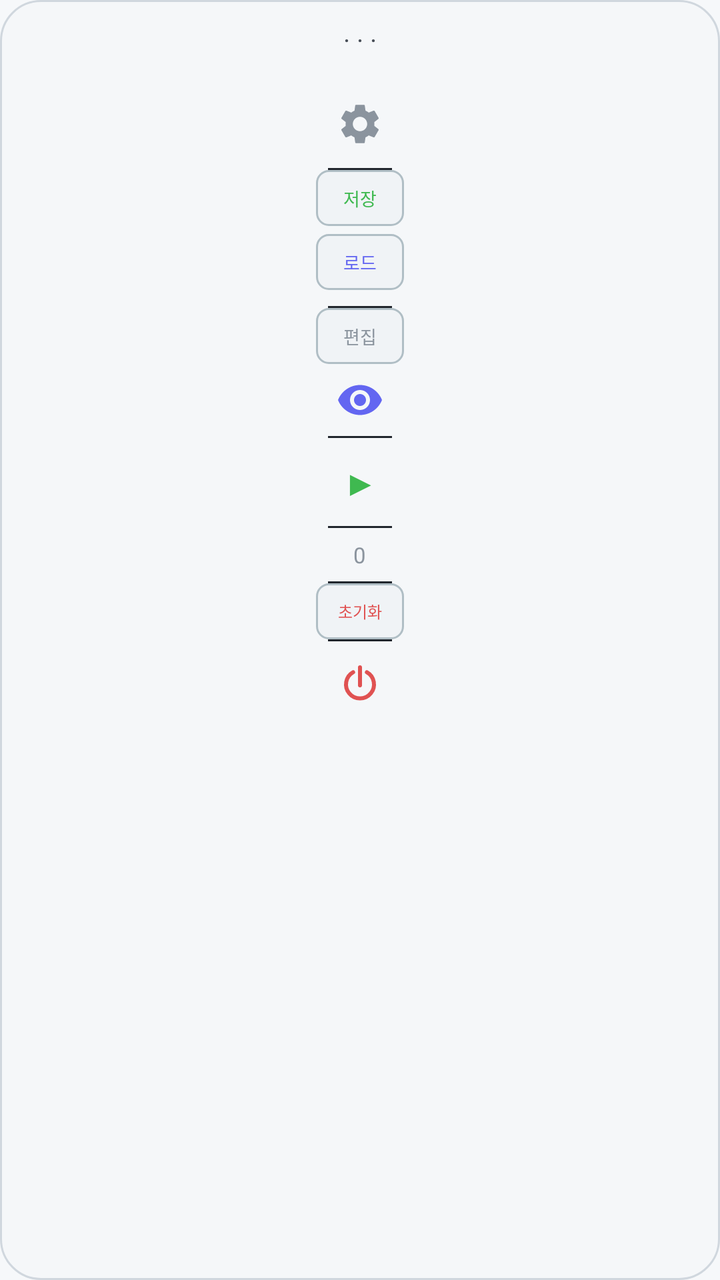
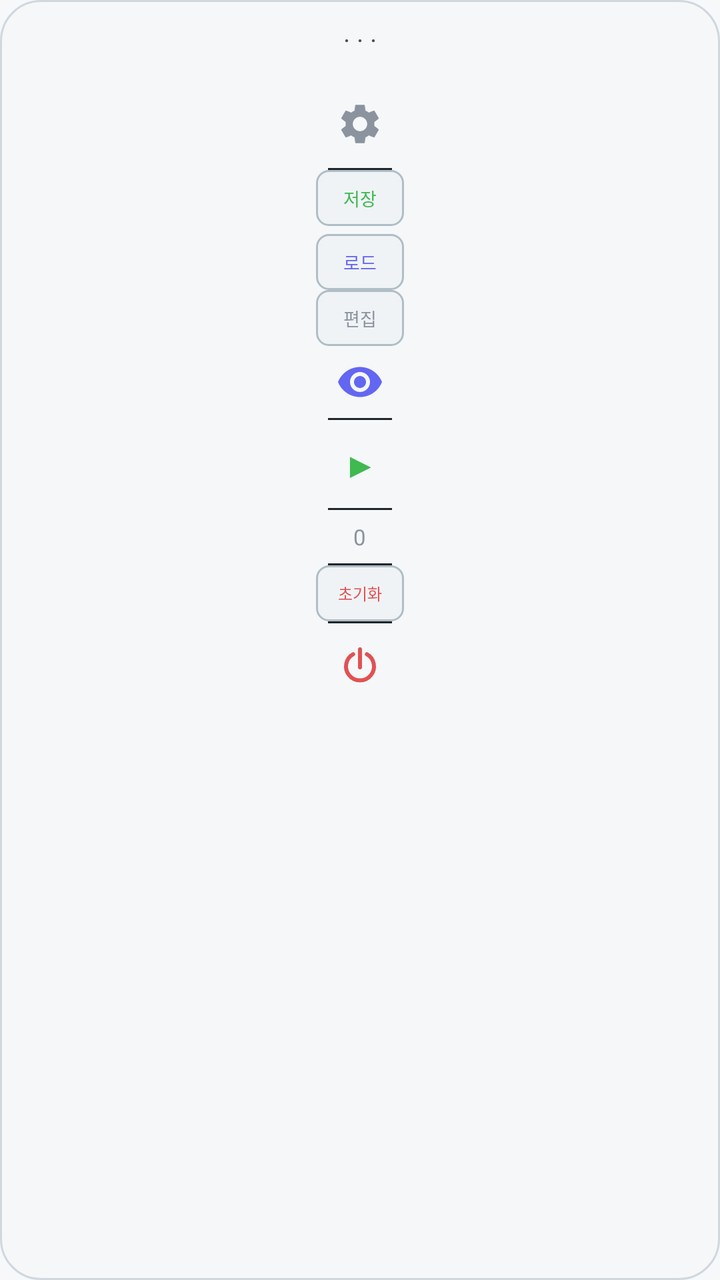

Screens rendered from an Android XML layout before and after an edit, with the pre-edit source and the edit as a unified diff.
<!-- AndroidManifest.xml: application theme Theme.AutoClicker -->
<!-- res/layout/overlay_control.xml -->
<?xml version="1.0" encoding="utf-8"?>
<LinearLayout xmlns:android="http://schemas.android.com/apk/res/android"
    android:layout_width="52dp"
    android:layout_height="wrap_content"
    android:orientation="vertical"
    android:background="@drawable/bg_overlay_panel"
    android:gravity="center_horizontal">

    
    <TextView
        android:id="@+id/overlayDragHandle"
        android:layout_width="match_parent"
        android:layout_height="40dp"
        android:gravity="center"
        android:text="· · ·"
        android:textColor="#484F58"
        android:textSize="13sp"
        android:paddingTop="8dp"
        android:paddingBottom="8dp" />

    
    <LinearLayout
        android:id="@+id/layoutCollapsibleTop"
        android:layout_width="match_parent"
        android:layout_height="wrap_content"
        android:orientation="vertical"
        android:gravity="center_horizontal">

        
        <ImageButton
            android:id="@+id/btnOverlaySettings"
            android:layout_width="44dp"
            android:layout_height="44dp"
            android:background="@android:color/transparent"
            android:src="@drawable/ic_settings"
            android:tint="#8B949E"
            android:contentDescription="설정" />

        <View
            android:layout_width="32dp"
            android:layout_height="1dp"
            android:background="#21262D" />

        
        <Button
            android:id="@+id/btnOverlaySaveProfile"
            android:layout_width="44dp"
            android:layout_height="28dp"
            android:text="저장"
            android:textSize="9sp"
            android:textColor="#3FB950"
            android:background="@drawable/bg_edit_mode_off"
            android:padding="0dp"
            android:stateListAnimator="@null" />

        
        <Button
            android:id="@+id/btnOverlayLoadProfile"
            android:layout_width="44dp"
            android:layout_height="28dp"
            android:text="로드"
            android:textSize="9sp"
            android:textColor="#6366F1"
            android:background="@drawable/bg_edit_mode_off"
            android:padding="0dp"
            android:layout_marginTop="4dp"
            android:stateListAnimator="@null" />

        
        <LinearLayout
            android:id="@+id/layoutProfileQuick"
            android:layout_width="match_parent"
            android:layout_height="wrap_content"
            android:orientation="vertical"
            android:gravity="center_horizontal"
            android:paddingTop="4dp" />

        <View
            android:layout_width="32dp"
            android:layout_height="1dp"
            android:layout_marginTop="4dp"
            android:background="#21262D" />

        
        <Button
            android:id="@+id/btnOverlayEditMode"
            android:layout_width="44dp"
            android:layout_height="28dp"
            android:text="편집"
            android:textSize="9sp"
            android:textColor="#8B949E"
            android:background="@drawable/bg_edit_mode_off"
            android:padding="0dp"
            android:stateListAnimator="@null" />

        
        <ImageButton
            android:id="@+id/btnOverlayToggleMarkers"
            android:layout_width="44dp"
            android:layout_height="36dp"
            android:background="@android:color/transparent"
            android:src="@drawable/ic_eye"
            android:tint="#6366F1"
            android:contentDescription="마커 숨기기/보이기" />

        
        <ImageButton
            android:id="@+id/btnOverlayAddPoint"
            android:layout_width="44dp"
            android:layout_height="44dp"
            android:background="@android:color/transparent"
            android:src="@drawable/ic_add"
            android:tint="#6366F1"
            android:contentDescription="포인트 추가"
            android:visibility="gone" />

        
        <ImageButton
            android:id="@+id/btnOverlayRemovePoint"
            android:layout_width="44dp"
            android:layout_height="44dp"
            android:background="@android:color/transparent"
            android:src="@drawable/ic_remove"
            android:tint="#8B949E"
            android:contentDescription="마지막 포인트 삭제"
            android:visibility="gone" />

        <View
            android:layout_width="32dp"
            android:layout_height="1dp"
            android:background="#21262D" />

    </LinearLayout>

    
    <Button
        android:id="@+id/btnOverlayToggle"
        android:layout_width="44dp"
        android:layout_height="44dp"
        android:text="▶"
        android:textSize="18sp"
        android:textColor="#3FB950"
        android:background="@android:color/transparent"
        android:padding="0dp"
        android:stateListAnimator="@null" />

    
    <LinearLayout
        android:id="@+id/layoutCollapsibleBottom"
        android:layout_width="match_parent"
        android:layout_height="wrap_content"
        android:orientation="vertical"
        android:gravity="center_horizontal">

        <View
            android:layout_width="32dp"
            android:layout_height="1dp"
            android:background="#21262D" />

        
        <TextView
            android:id="@+id/tvOverlayStatus"
            android:layout_width="wrap_content"
            android:layout_height="wrap_content"
            android:text="0"
            android:textColor="#8B949E"
            android:textSize="11sp"
            android:paddingTop="6dp"
            android:paddingBottom="6dp" />

        <View
            android:layout_width="32dp"
            android:layout_height="1dp"
            android:background="#21262D" />

        
        <Button
            android:id="@+id/btnOverlayReset"
            android:layout_width="44dp"
            android:layout_height="28dp"
            android:text="초기화"
            android:textSize="8sp"
            android:textColor="#E05252"
            android:background="@drawable/bg_edit_mode_off"
            android:padding="0dp"
            android:stateListAnimator="@null" />

        <View
            android:layout_width="32dp"
            android:layout_height="1dp"
            android:background="#21262D" />

    </LinearLayout>

    
    <ImageButton
        android:id="@+id/btnOverlayPower"
        android:layout_width="44dp"
        android:layout_height="44dp"
        android:background="@android:color/transparent"
        android:src="@drawable/ic_power"
        android:tint="#E05252"
        android:contentDescription="앱 종료" />

</LinearLayout>
<!-- resources referenced by this layout -->
<resources>
  <!-- drawable bg_edit_mode_off (drawable) -->
  <?xml version="1.0" encoding="utf-8"?>
  <shape xmlns:android="http://schemas.android.com/apk/res/android"
      android:shape="rectangle">
      <solid android:color="@color/edit_mode_off_bg" />
      <corners android:radius="6dp" />
      <stroke android:width="1dp" android:color="@color/edit_mode_off_stroke" />
  </shape>
  <!-- drawable bg_overlay_panel (drawable) -->
  <?xml version="1.0" encoding="utf-8"?>
  <shape xmlns:android="http://schemas.android.com/apk/res/android"
      android:shape="rectangle">
      <solid android:color="@color/surface_panel" />
      <corners android:radius="20dp" />
      <stroke android:width="1dp" android:color="@color/divider" />
  </shape>
  <!-- drawable ic_add (drawable) -->
  <?xml version="1.0" encoding="utf-8"?>
  <vector xmlns:android="http://schemas.android.com/apk/res/android"
      android:width="24dp"
      android:height="24dp"
      android:viewportWidth="24"
      android:viewportHeight="24">
      <path
          android:fillColor="#FFFFFF"
          android:pathData="M19,13h-6v6h-2v-6H5v-2h6V5h2v6h6v2z" />
  </vector>
  <!-- drawable ic_eye (drawable) -->
  <?xml version="1.0" encoding="utf-8"?>
  <vector xmlns:android="http://schemas.android.com/apk/res/android"
      android:width="24dp"
      android:height="24dp"
      android:viewportWidth="24"
      android:viewportHeight="24">
      <path
          android:fillColor="#FFFFFF"
          android:pathData="M12,4.5C7,4.5 2.73,7.61 1,12c1.73,4.39 6,7.5 11,7.5s9.27,-3.11 11,-7.5C21.27,7.61 17,4.5 12,4.5zM12,17c-2.76,0 -5,-2.24 -5,-5s2.24,-5 5,-5 5,2.24 5,5 -2.24,5 -5,5zM12,9c-1.66,0 -3,1.34 -3,3s1.34,3 3,3 3,-1.34 3,-3 -1.34,-3 -3,-3z" />
  </vector>
  <!-- drawable ic_power (drawable) -->
  <vector xmlns:android="http://schemas.android.com/apk/res/android"
      android:width="24dp"
      android:height="24dp"
      android:viewportWidth="24"
      android:viewportHeight="24">
      <path
          android:fillColor="@android:color/transparent"
          android:strokeColor="#FFFFFF"
          android:strokeWidth="2"
          android:strokeLineCap="round"
          android:pathData="M12,3 L12,12" />
      <path
          android:fillColor="@android:color/transparent"
          android:strokeColor="#FFFFFF"
          android:strokeWidth="2"
          android:strokeLineCap="round"
          android:pathData="M8.56,5.44 A7,7 0,1,0 15.44,5.44" />
  </vector>
  <!-- drawable ic_remove (drawable) -->
  <?xml version="1.0" encoding="utf-8"?>
  <vector xmlns:android="http://schemas.android.com/apk/res/android"
      android:width="24dp"
      android:height="24dp"
      android:viewportWidth="24"
      android:viewportHeight="24">
      <path
          android:fillColor="#FFFFFF"
          android:pathData="M19,13H5v-2h14v2z" />
  </vector>
  <color name="edit_mode_off_bg">#22D0D7DE</color>
  <color name="edit_mode_off_stroke">#B0BEC5</color>
  <color name="surface_panel">#E6F6F8FA</color>
  <color name="divider">#D0D7DE</color>
  <color name="primary">#6366F1</color>
  <color name="primary_dark">#4F46E5</color>
  <color name="white">#FFFFFFFF</color>
  <color name="surface">#FFFFFF</color>
  <color name="text_primary">#1F2328</color>
  <color name="bg_dark">#F6F8FA</color>
  <color name="text_hint">#8C959F</color>
  <!-- unchanged entries left out for length: 2 -->
</resources>

<!-- the commit's change to res/layout/overlay_control.xml (unified diff, before → after) -->
@@ -67,21 +67,6 @@
             android:stateListAnimator="@null" />
 
         
-        <LinearLayout
-            android:id="@+id/layoutProfileQuick"
-            android:layout_width="match_parent"
-            android:layout_height="wrap_content"
-            android:orientation="vertical"
-            android:gravity="center_horizontal"
-            android:paddingTop="4dp" />
-
-        <View
-            android:layout_width="32dp"
-            android:layout_height="1dp"
-            android:layout_marginTop="4dp"
-            android:background="#21262D" />
-
-        
         <Button
             android:id="@+id/btnOverlayEditMode"
             android:layout_width="44dp"
@@ -131,6 +116,17 @@
             android:background="#21262D" />
 
     </LinearLayout>
+
+    
+    <LinearLayout
+        android:id="@+id/layoutProfileQuick"
+        android:layout_width="match_parent"
+        android:layout_height="wrap_content"
+        android:orientation="vertical"
+        android:gravity="center_horizontal"
+        android:paddingTop="4dp"
+        android:paddingBottom="4dp"
+        android:visibility="gone" />
 
     
     <Button
